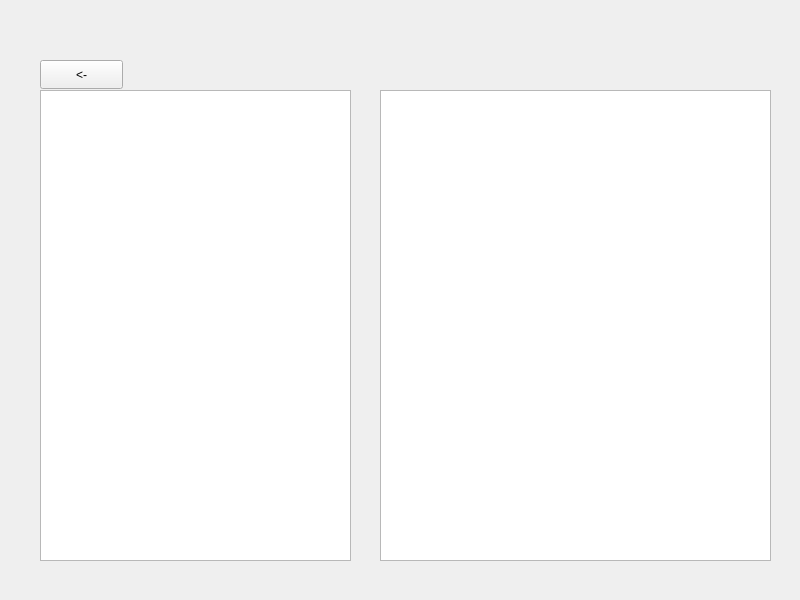
Old version of the form lab2/widget.ui in the repository VladaChernoray/OS2024.
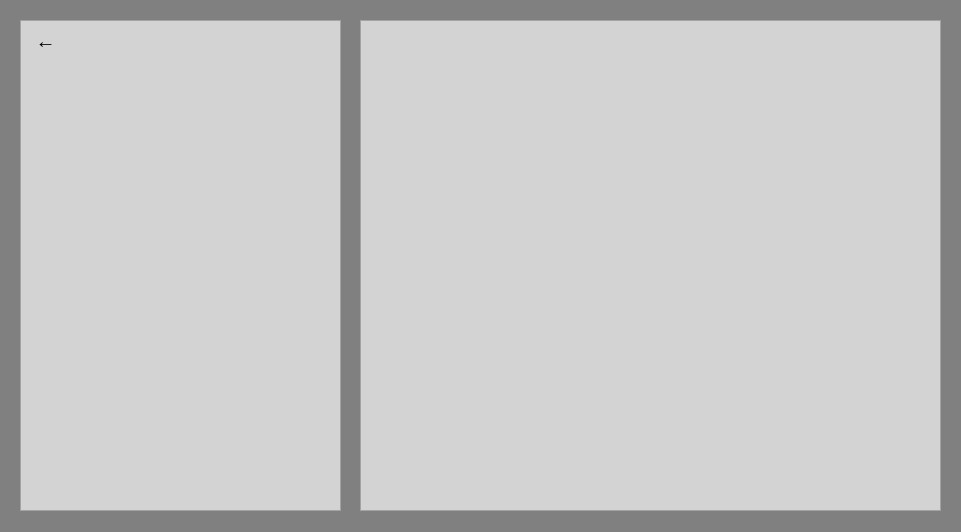
New version of the form.

What changed in the file:
```diff
--- a/lab2/widget.ui
+++ b/lab2/widget.ui
@@ -6,46 +6,116 @@
    <rect>
     <x>0</x>
     <y>0</y>
-    <width>800</width>
-    <height>600</height>
+    <width>961</width>
+    <height>532</height>
    </rect>
   </property>
   <property name="windowTitle">
    <string>Widget</string>
   </property>
-  <widget class="QListView" name="leftEl">
-   <property name="geometry">
-    <rect>
-     <x>40</x>
-     <y>90</y>
-     <width>311</width>
-     <height>471</height>
-    </rect>
-   </property>
-  </widget>
+  <property name="styleSheet">
+   <string notr="true">background-color: grey; </string>
+  </property>
   <widget class="QListView" name="rightEl">
    <property name="geometry">
     <rect>
-     <x>380</x>
-     <y>90</y>
-     <width>391</width>
-     <height>471</height>
+     <x>360</x>
+     <y>20</y>
+     <width>581</width>
+     <height>491</height>
     </rect>
    </property>
+   <property name="styleSheet">
+    <string notr="true">background-color: LightGrey;
+padding: 30px 25px;</string>
+   </property>
+   <property name="verticalScrollBarPolicy">
+    <enum>Qt::ScrollBarAlwaysOff</enum>
+   </property>
+   <property name="horizontalScrollBarPolicy">
+    <enum>Qt::ScrollBarAlwaysOff</enum>
+   </property>
+   <property name="autoScroll">
+    <bool>true</bool>
+   </property>
+   <property name="tabKeyNavigation">
+    <bool>true</bool>
+   </property>
+   <property name="showDropIndicator" stdset="0">
+    <bool>false</bool>
+   </property>
+   <property name="dragEnabled">
+    <bool>false</bool>
+   </property>
+   <property name="dragDropOverwriteMode">
+    <bool>false</bool>
+   </property>
+   <property name="dragDropMode">
+    <enum>QAbstractItemView::NoDragDrop</enum>
+   </property>
+   <property name="alternatingRowColors">
+    <bool>false</bool>
+   </property>
+   <property name="isWrapping" stdset="0">
+    <bool>false</bool>
+   </property>
   </widget>
   <widget class="QPushButton" name="navigateToParentDirectory">
    <property name="geometry">
     <rect>
-     <x>40</x>
-     <y>60</y>
-     <width>83</width>
-     <height>29</height>
+     <x>30</x>
+     <y>30</y>
+     <width>31</width>
+     <height>21</height>
     </rect>
    </property>
+   <property name="focusPolicy">
+    <enum>Qt::NoFocus</enum>
+   </property>
+   <property name="styleSheet">
+    <string notr="true">border: none;
+background-color: lightGrey;
+color: black;
+font-size: 20px;
+</string>
+   </property>
    <property name="text">
-    <string>&lt;-</string>
+    <string>←</string>
    </property>
+   <property name="autoDefault">
+    <bool>false</bool>
+   </property>
+   <property name="default">
+    <bool>false</bool>
+   </property>
+   <property name="flat">
+    <bool>false</bool>
+   </property>
   </widget>
+  <widget class="QListView" name="leftEl">
+   <property name="geometry">
+    <rect>
+     <x>20</x>
+     <y>20</y>
+     <width>321</width>
+     <height>491</height>
+    </rect>
+   </property>
+   <property name="styleSheet">
+    <string notr="true">background-color: LightGrey;
+padding:  30px 20px;
+</string>
+   </property>
+   <property name="verticalScrollBarPolicy">
+    <enum>Qt::ScrollBarAlwaysOff</enum>
+   </property>
+   <property name="horizontalScrollBarPolicy">
+    <enum>Qt::ScrollBarAlwaysOff</enum>
+   </property>
+  </widget>
+  <zorder>rightEl</zorder>
+  <zorder>leftEl</zorder>
+  <zorder>navigateToParentDirectory</zorder>
  </widget>
  <resources/>
  <connections/>
```
Left out of the diff: 5 changed lines with no effect on the pictures.
